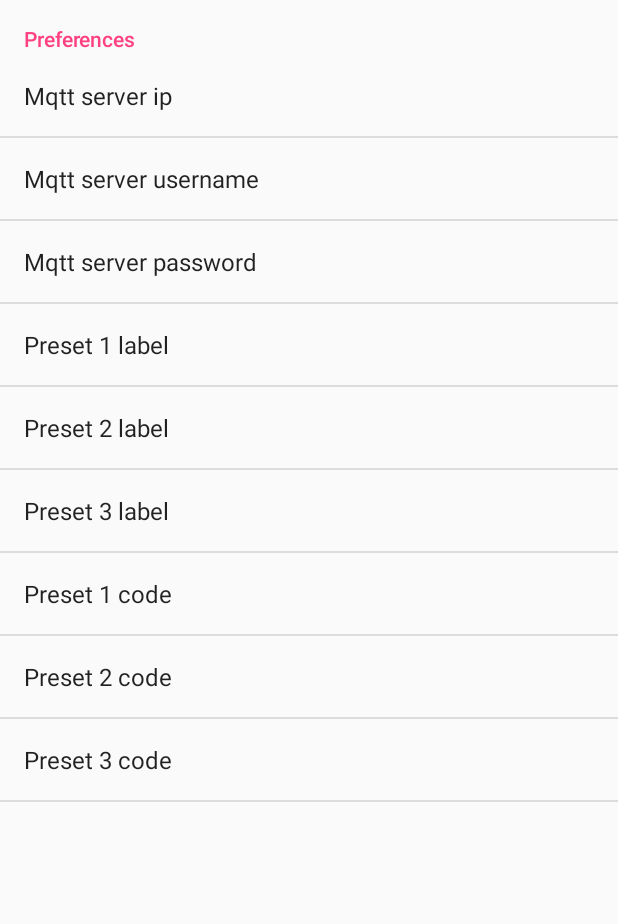
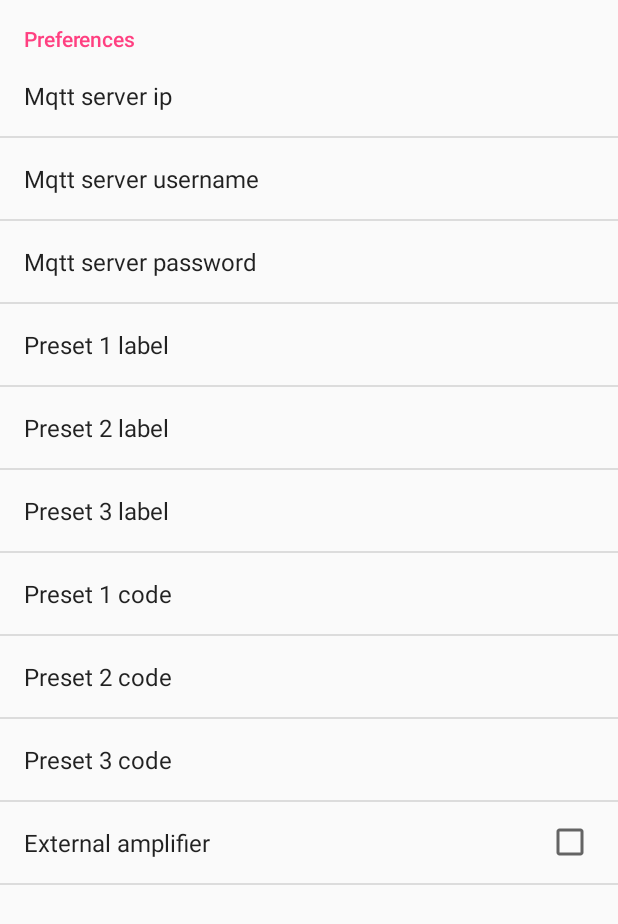
Before and after one commit to bphermansson/LgMqttremote, an Android app: the screen it shows after launch (preferences), in the options menu, after a tap on "Settings", on a phone screen of 412 x 824 dp. Shown: the top 924 px of the screen. Run offline under Robolectric (Android 15) with nearby library versions, the phone set to English and light mode, and no system bars.

```diff
--- a/app/src/main/java/nu/paheco/patrik/LgTvRemote/MainActivity.java
+++ b/app/src/main/java/nu/paheco/patrik/LgTvRemote/MainActivity.java
@@ -55,6 +55,8 @@ public class MainActivity extends AppCompatActivity {
     }
     public void btnClick(View view) {
         System.out.println("btnClick");
+        System.out.println();
+
         SharedPreferences sharedPref = PreferenceManager.getDefaultSharedPreferences(this);
 
         switch (view.getId()) {
@@ -95,13 +97,34 @@ public class MainActivity extends AppCompatActivity {
                 sendcode(code,type);
                 break;
             case R.id.volup:
-                code = getString(R.string.volup);
-                type = "amp";
+                // If external amplifier is set in the settings, send "amp" as type
+                // This makes the app send another code
+                boolean extAmp = sharedPref.getBoolean("extAmp", false);
+                System.out.println("Volup ExtAmp: " + extAmp);
+
+                if (extAmp) {
+                    type = "amp";
+                    code = getString(R.string.volup);
+                }else
+                {
+                    type = "tv";
+                    code = getString(R.string.voluptv);
+                }
                 sendcode(code,type);
                 break;
             case R.id.voldwn:
-                code = getString(R.string.voldwn);
-                type = "amp";
+                boolean extAmpD = sharedPref.getBoolean("extAmp", false);
+                System.out.println("ExtAmp: " + extAmpD);
+                System.out.println("voldwn");
+
+                if (extAmpD) {
+                    type = "amp";
+                    code = getString(R.string.voldwn);
+                }else
+                {
+                    type = "tv";
+                    code = getString(R.string.voldwntv);
+                }
                 sendcode(code,type);
                 break;
 
@@ -158,7 +181,7 @@ public class MainActivity extends AppCompatActivity {
         {
             //System.out.println("item = " + codetosend);
             String wholeCode="";
-            if (type=="tv") {
+            if (type =="tv") {
                 // pre_data = 20DF for LG TV
                 wholeCode = "2,20DF" + codetosend + ",32,1";
             }
--- a/app/src/main/res/values/codes.xml
+++ b/app/src/main/res/values/codes.xml
@@ -13,6 +13,8 @@
     <string name="input">D02F</string>
     <string name="pup">00FF</string>
     <string name="pdwn">807F</string>
+    <string name="voluptv">40BF</string>
+    <string name="voldwntv">C03F</string>
     <string name="volup">58A7</string>
     <string name="voldwn">D827</string>
     <string name="info">55AA</string>
--- a/app/src/main/res/xml/preferences.xml
+++ b/app/src/main/res/xml/preferences.xml
@@ -38,5 +38,9 @@
             android:key="preset3code"
             android:title="@string/pref_preset3code"
             android:defaultValue="Preset 3" />
+        <CheckBoxPreference
+            android:defaultValue="false"
+            android:title="External amplifier"
+            android:key="extAmp" />
     </PreferenceCategory>
     </PreferenceScreen>
```
Also changed, not shown: 1 other file.
